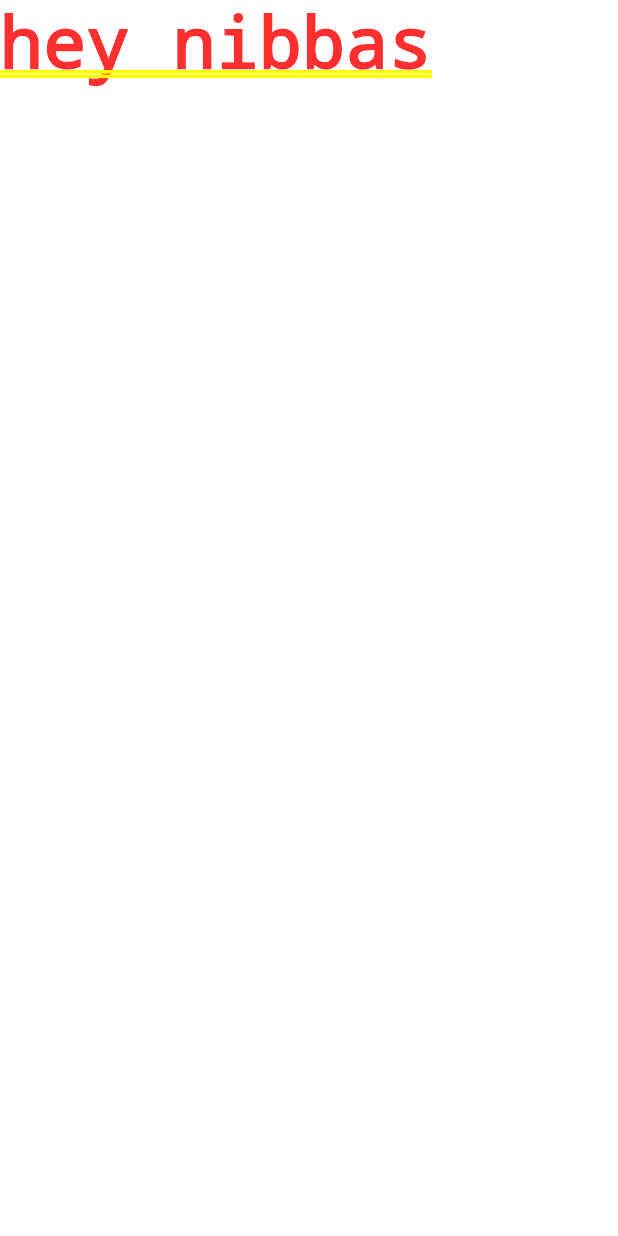
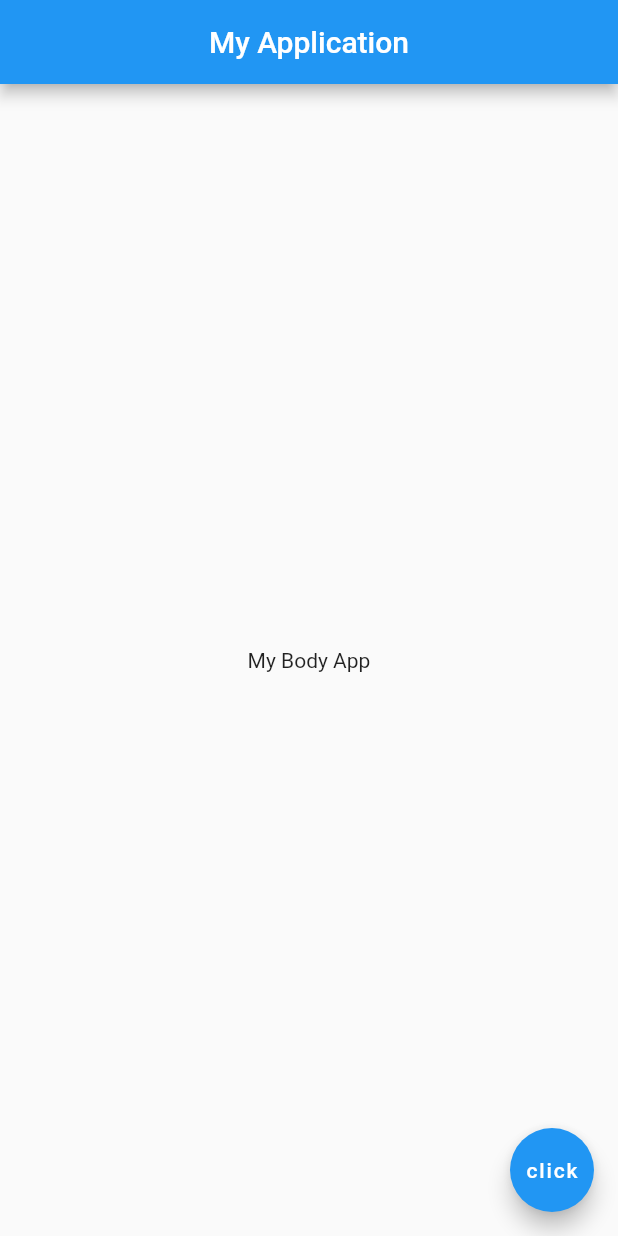
Before and after one commit to Mohammed-Benotmane/learning_flutter, a Flutter app: the screen it shows after launch, on a phone screen of 412 x 824 dp. Run offline on Flutter 3.47's test engine with Material 2 defaults, Android fonts, the phone set to English and light mode, and no system bars.

Commit message:
add home and body

```diff
--- a/lib/main.dart
+++ b/lib/main.dart
@@ -1,5 +1,16 @@
 import 'package:flutter/material.dart';
 
 void main() => runApp(MaterialApp(
-  home : Text('hey nibbas'),
+  home : Scaffold(
+    appBar: AppBar(
+      title: Text('My Application'),
+      centerTitle: true,
+    ),
+    body: Center(
+      child: Text('My Body App'),
+    ),
+    floatingActionButton: FloatingActionButton(
+      child: Text('click'),
+    ),
+  ),
 ));
```
